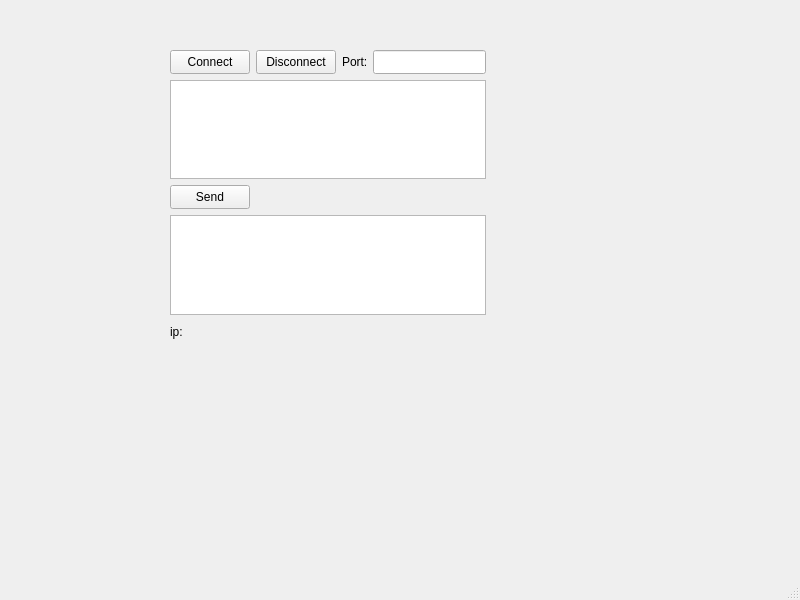
First picture: the form in APFinalProject_server/mainwindow.ui, repository nikamsv84/APFinalProject, before the edit.
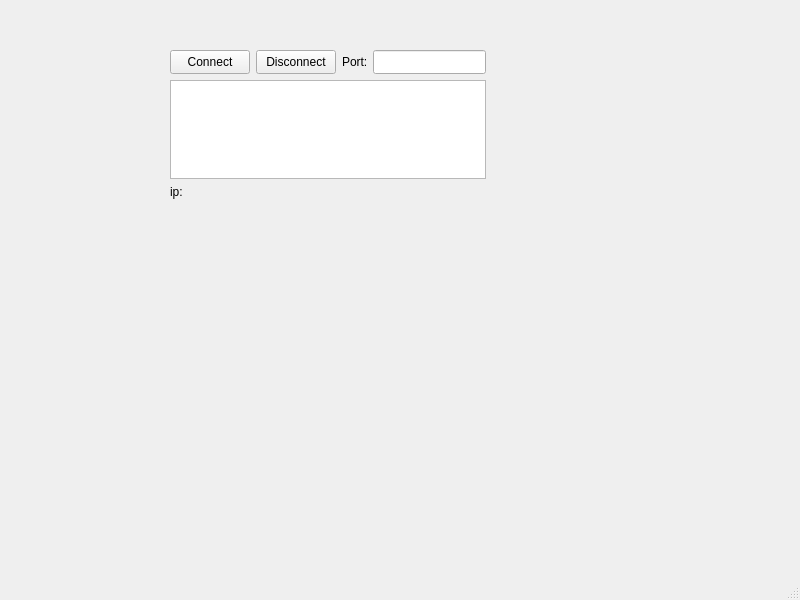
Second picture: the form after the edit.

Commit message: History issue was fixed

```diff
--- a/APFinalProject_server/mainwindow.ui
+++ b/APFinalProject_server/mainwindow.ui
@@ -40,19 +40,6 @@
      <string>Port:</string>
     </property>
    </widget>
-   <widget class="QPushButton" name="send">
-    <property name="geometry">
-     <rect>
-      <x>170</x>
-      <y>185</y>
-      <width>80</width>
-      <height>24</height>
-     </rect>
-    </property>
-    <property name="text">
-     <string>Send</string>
-    </property>
-   </widget>
    <widget class="QPushButton" name="disconnect">
     <property name="geometry">
      <rect>
@@ -66,16 +53,6 @@
      <string>Disconnect</string>
     </property>
    </widget>
-   <widget class="QTextEdit" name="input">
-    <property name="geometry">
-     <rect>
-      <x>170</x>
-      <y>215</y>
-      <width>316</width>
-      <height>100</height>
-     </rect>
-    </property>
-   </widget>
    <widget class="QLineEdit" name="port">
     <property name="geometry">
      <rect>
@@ -100,7 +77,7 @@
     <property name="geometry">
      <rect>
       <x>170</x>
-      <y>320</y>
+      <y>180</y>
       <width>311</width>
       <height>24</height>
      </rect>
```
The commit also changes 2 other files.
